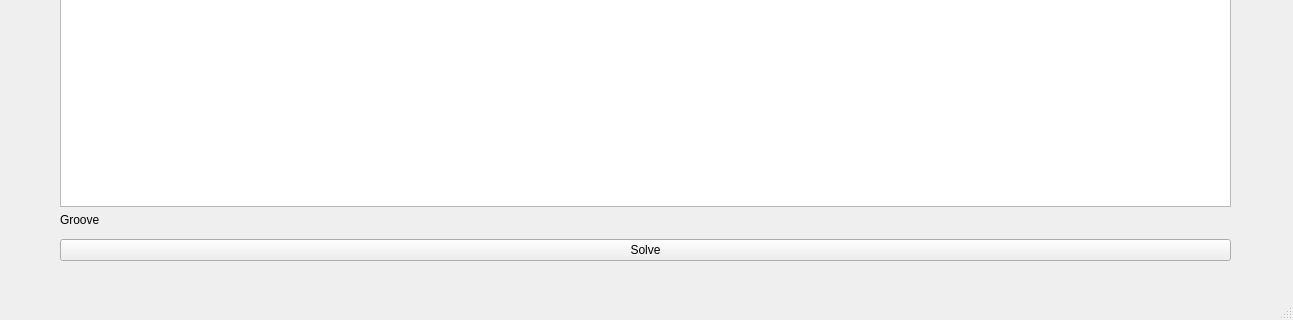
The window that pyroll/gui/mainwindow.ui (pyroll-project/pyroll-gui) describes before a commit, drawn with Qt 5; both pictures show x 0 to 1293 and y 340 to 660 of the 1293 by 660 pixel window.
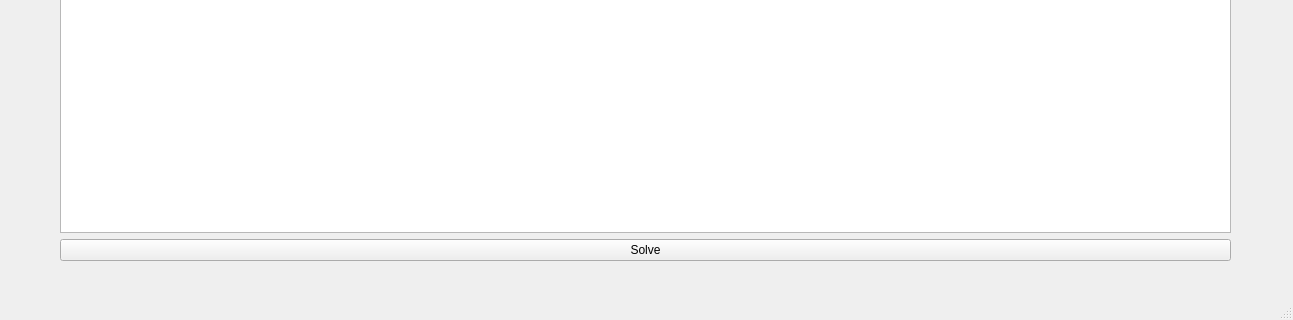
The same window after the commit.

Commit message: Add first version of Groove Edit box

Diff of the .ui file:
```diff
--- a/pyroll/gui/mainwindow.ui
+++ b/pyroll/gui/mainwindow.ui
@@ -37,21 +37,7 @@
         </layout>
        </item>
        <item>
-        <layout class="QVBoxLayout" name="verticalLayout_3">
-         <item>
-          <widget class="QLabel" name="label">
-           <property name="text">
-            <string>Groove</string>
-           </property>
-           <property name="alignment">
-            <set>Qt::AlignLeading|Qt::AlignLeft|Qt::AlignTop</set>
-           </property>
-          </widget>
-         </item>
-         <item>
-          <widget class="QWidget" name="grooveEditWidget" native="true"/>
-         </item>
-        </layout>
+        <layout class="QGridLayout" name="grooveOptionsGrid"/>
        </item>
       </layout>
      </item>
```
Left out of the diff: 6 changed lines with no effect on the pictures. The commit also changes 3 other files.
